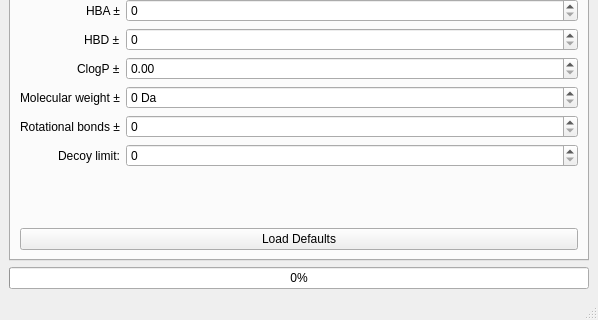
Before: the Qt Designer form MainWindow.ui in URV-cheminformatics/DecoyFinder, drawn with Qt 5; both pictures show x 0 to 598 and y 149 to 469 of the 598 by 469 pixel window.
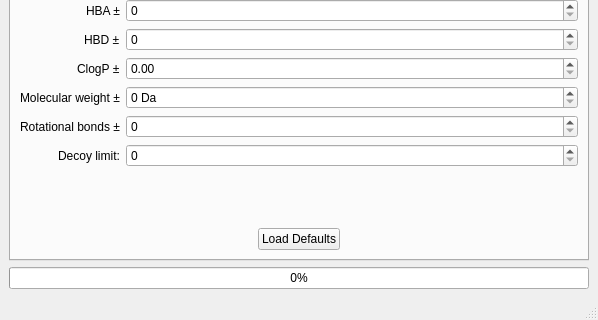
After: the same form once the commit is applied. The open tabs and pages were chosen to show the change.

Diff of the .ui file:
```diff
--- a/MainWindow.ui
+++ b/MainWindow.ui
@@ -349,11 +349,41 @@
          </layout>
         </item>
         <item>
+         <layout class="QHBoxLayout" name="horizontalLayout_7">
+          <item>
+           <spacer name="horizontalSpacer_4">
+            <property name="orientation">
+             <enum>Qt::Horizontal</enum>
+            </property>
+            <property name="sizeHint" stdset="0">
+             <size>
+              <width>40</width>
+              <height>20</height>
+             </size>
+            </property>
+           </spacer>
+          </item>
+          <item>
          <widget class="QPushButton" name="defaultsButton">
           <property name="text">
            <string>Load Defaults</string>
           </property>
          </widget>
+          </item>
+          <item>
+           <spacer name="horizontalSpacer_5">
+            <property name="orientation">
+             <enum>Qt::Horizontal</enum>
+            </property>
+            <property name="sizeHint" stdset="0">
+             <size>
+              <width>40</width>
+              <height>20</height>
+             </size>
+            </property>
+           </spacer>
+          </item>
+         </layout>
         </item>
        </layout>
       </widget>
```
Lines whose indentation alone changed are shown as unchanged.
